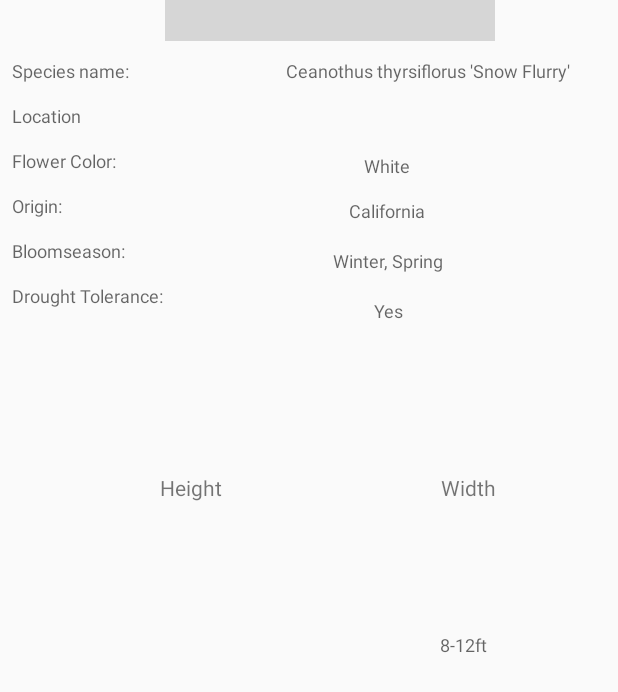
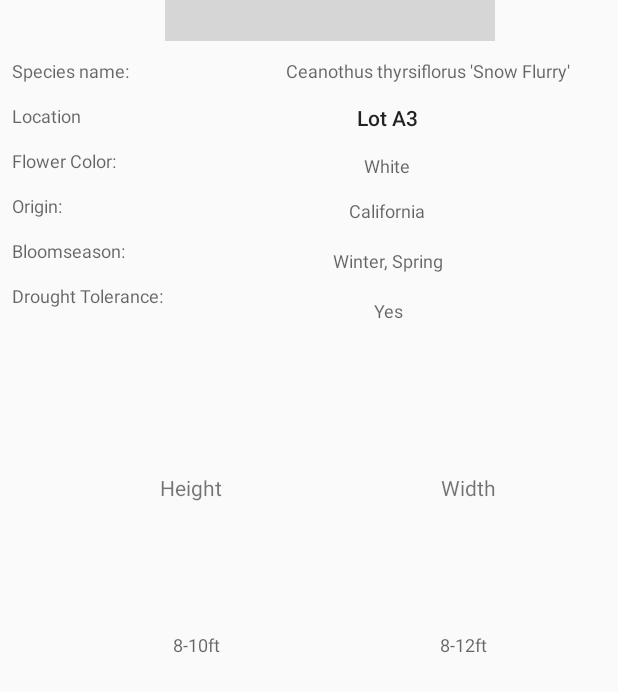
Before and after one commit to rickymedrano/PlantsofCI, an Android app: the PlantSearch screen opened directly, with no data from a screen before it, after a tap on "Snow Flurry Ceanothus", on a phone screen of 412 x 824 dp. Shown: the part 434-1126 px from the top of the screen. Run offline under Robolectric (Android 15) with nearby library versions, the phone set to English and light mode, and no system bars; our stand-ins replace Picasso; pictures from the network do not load; grey boxes are pictures that could not be loaded.

Commit message:
Clicking markers go to plant search
Need to wait on filtering to be implemented

```diff
--- a/src/main/java/com/example/steven/myapplication/PlantSearch.java
+++ b/src/main/java/com/example/steven/myapplication/PlantSearch.java
@@ -54,9 +54,18 @@ public class PlantSearch extends AppCompatActivity implements OpenDatabase {
         DatabaseSearch dataSearch = new DatabaseSearch(inputStream, xmlParser);
         return dataSearch;
     }
+
     @Override
     protected void onCreate(Bundle savedInstanceState) {
         super.onCreate(savedInstanceState);
+        Intent recievedIntent = getIntent();
+
+        // check to see if the intent is coming from the interactive map
+        if (recievedIntent.getStringExtra("buildingName") != null) {
+            // set the filter to building
+            String buildingName = recievedIntent.getStringExtra("buildingName");
+        }
+
         setContentView(R.layout.plant_list);
         //This is so the keyboard doesn't auto pop-up on Plant List page
         getWindow().setSoftInputMode(WindowManager.LayoutParams.SOFT_INPUT_STATE_HIDDEN);
@@ -87,10 +96,12 @@ public class PlantSearch extends AppCompatActivity implements OpenDatabase {
                 @Override
                 public void beforeTextChanged(CharSequence s, int start, int count, int after) {
                 }
+
                 @Override
                 public void onTextChanged(CharSequence s, int start, int before, int count) {
                     adapter.getFilter().filter(s.toString());
                 }
+
                 @Override
                 public void afterTextChanged(Editable s) {
                 }
@@ -102,8 +113,9 @@ public class PlantSearch extends AppCompatActivity implements OpenDatabase {
         }
         //Sort ArrayList in alphabetical order by Common Name
     }
+
     public class DataItemAdapter extends RecyclerView.Adapter<DataItemAdapter.ViewHolder> implements
-        Filterable {
+            Filterable {
         //Create filtered plant database and custom filter
         private List<XMLParser.Entry> plantItems;
         private DataItemAdapter.CustomFilter mFilter;
@@ -114,9 +126,11 @@ public class PlantSearch extends AppCompatActivity implements OpenDatabase {
             mContext = context;
             mFilter = new CustomFilter(DataItemAdapter.this);
         }
+
         @Override
         public DataItemAdapter.ViewHolder onCreateViewHolder(ViewGroup parent, int viewType) {
-            View itemView = LayoutInflater.from(parent.getContext()).inflate(R.layout.list_item, null);
+            View itemView = LayoutInflater.from(parent.getContext()).inflate(R.layout.list_item,
+                    null);
             DataItemAdapter.ViewHolder
                     viewHolder = new DataItemAdapter.ViewHolder(itemView);
             return viewHolder;
@@ -129,7 +143,9 @@ public class PlantSearch extends AppCompatActivity implements OpenDatabase {
 
             //Set name and icon
             holder.tvName.setText(item.getCommonName().getObj());
-            Picasso.get().load("file:///android_asset/PlantIcons/" + Integer.toString(position+1) + "_2_1.png").placeholder(R.drawable.cast_album_art_placeholder).into(holder.imageView);
+            Picasso.get().load("file:///android_asset/PlantIcons/" + Integer.toString(position + 1)
+                    + "_2_1.png").placeholder(R.drawable.cast_album_art_placeholder).into(
+                    holder.imageView);
             //holder.imageView.setImageResource(R.drawable.african_tulip_tree_icon);
 
             //Go to prospective plant page based on plantID
@@ -153,6 +169,7 @@ public class PlantSearch extends AppCompatActivity implements OpenDatabase {
         public Filter getFilter() {
             return mFilter;
         }
+
         public class ViewHolder extends RecyclerView.ViewHolder {
 
             public TextView tvName;
@@ -171,10 +188,12 @@ public class PlantSearch extends AppCompatActivity implements OpenDatabase {
 
         public class CustomFilter extends Filter {
             DataItemAdapter mAdapter;
+
             private CustomFilter(DataItemAdapter mAdapter) {
                 super();
                 this.mAdapter = mAdapter;
             }
+
             @Override
             protected FilterResults performFiltering(CharSequence constraint) {
                 filteredDatabase.clear();
@@ -184,7 +203,8 @@ public class PlantSearch extends AppCompatActivity implements OpenDatabase {
                 } else {
                     final String filterPattern = constraint.toString().toLowerCase().trim();
                     for (final XMLParser.Entry mWords : sampleDatabase) {
-                        if (mWords.getCommonName().getObj().toLowerCase().startsWith(filterPattern)) {
+                        if (mWords.getCommonName().getObj().toLowerCase().startsWith(
+                                filterPattern)) {
                             filteredDatabase.add(mWords);
                         }
                     }
@@ -194,9 +214,11 @@ public class PlantSearch extends AppCompatActivity implements OpenDatabase {
                 results.count = filteredDatabase.size();
                 return results;
             }
+
             @Override
             protected void publishResults(CharSequence constraint, FilterResults results) {
-                System.out.println("Count Number 2 " + ((List<XMLParser.Entry>) results.values).size());
+                System.out.println(
+                        "Count Number 2 " + ((List<XMLParser.Entry>) results.values).size());
                 this.mAdapter.notifyDataSetChanged();
             }
         }
--- a/src/main/java/com/example/steven/myapplication/PlantSpecification.java
+++ b/src/main/java/com/example/steven/myapplication/PlantSpecification.java
@@ -47,13 +47,8 @@ public class PlantSpecification extends AppCompatActivity implements OpenDatabas
         plantSpecies.setText(database.getFullDatabase().get(plantID).getSpeciesName().getObj());
         //Set Location
         TextView plantLocation = findViewById(R.id.location);
-        String[] location = database.getFullDatabase().get(plantID).getLocation().getObj();
-        StringBuilder stringLocation = new StringBuilder();
-        for (int i = 0; i < location.length; i++)
-        {
-            stringLocation.append(location[i]);
-        }
-        plantLocation.setText(stringLocation);
+        String location = database.getFullDatabase().get(plantID).getLocation().getObj();
+        plantLocation.setText(location);
         //Set Flower Color
         TextView plantFlowerColor = findViewById(R.id.flowercolor);
         plantFlowerColor.setText(database.getFullDatabase().get(plantID).getFlowerColor().getObj());
@@ -66,7 +61,7 @@ public class PlantSpecification extends AppCompatActivity implements OpenDatabas
         //Set Drought Tolerance
         TextView plantDroughtTolerance = findViewById(R.id.drought);
         plantDroughtTolerance.setText(database.getFullDatabase().get(plantID).getDrought().getObj());
-//        //Set Height
+        //Set Height
         TextView plantHeight = findViewById(R.id.plantHeight);
         plantHeight.setText(database.getFullDatabase().get(plantID).getPlantHeight().getObj());
         //Set Width
--- a/src/main/java/com/example/steven/myapplication/XMLParser.java
+++ b/src/main/java/com/example/steven/myapplication/XMLParser.java
@@ -141,7 +141,7 @@ public class XMLParser {
                     width = readWidth(parser);
                     break;
                 case "height":
-                    width = readHeight(parser);
+                    height = readHeight(parser);
                     break;
                 case "drought":
                     drought = readDrought(parser);
--- a/src/main/res/layout/list_item.xml
+++ b/src/main/res/layout/list_item.xml
@@ -15,7 +15,6 @@
         android:layout_alignParentStart="true"
         android:layout_centerVertical="true"
         android:contentDescription="Apple Pie"
-        app:srcCompat="@drawable/african_tulip_tree_icon"
         tools:ignore="HardcodedText"/>
 
     <TextView
```
Also changed, not shown: src/main/java/com/example/steven/myapplication/InteractiveMap.java (+23 -20 lines), src/main/res/drawable/african_tulip_tree_icon.jpg (deleted), src/main/res/drawable/dolphin.jpg (deleted).
